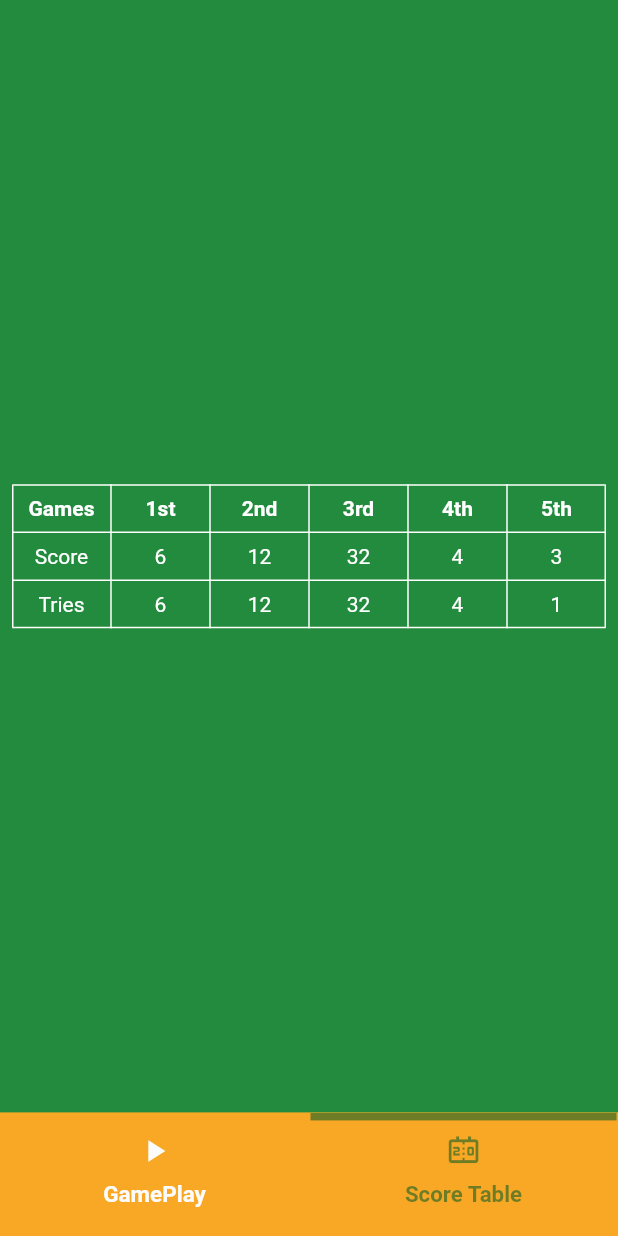
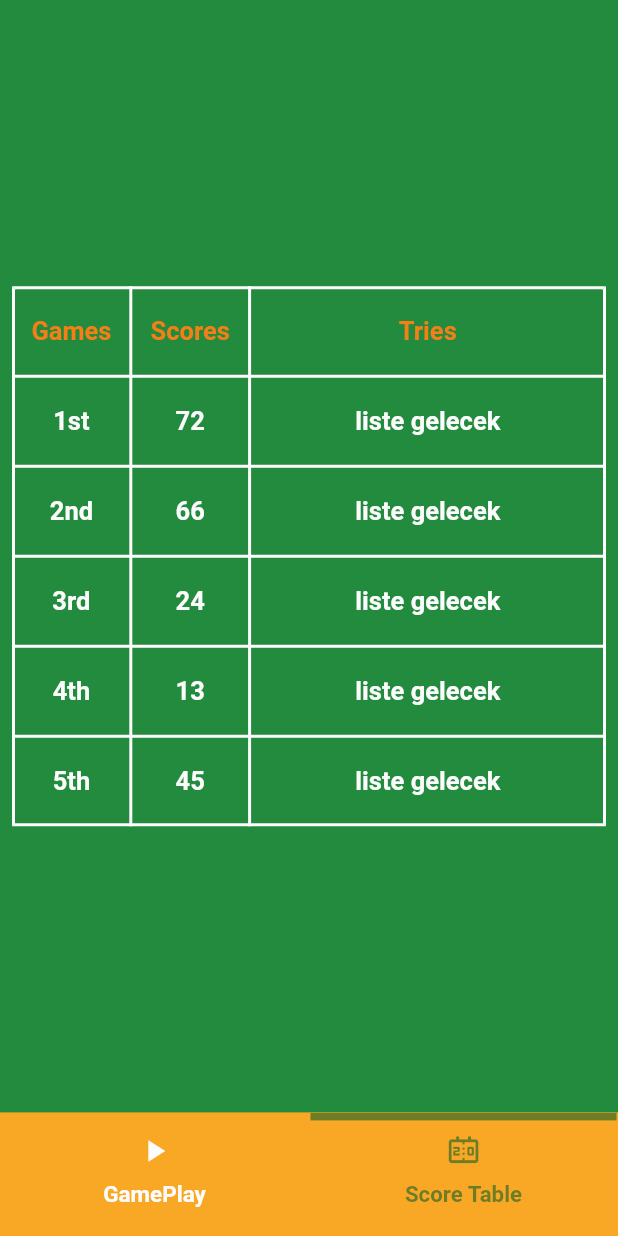
Before and after one commit to yalinyilmaz/flutter_guess_game, a Flutter app: the screen it shows after launch, after a tap on "GO", after a tap on "Score Table", on a phone screen of 412 x 824 dp. Run offline on Flutter 3.47's test engine with Material 3 defaults, Android fonts, the light colour scheme and no system bars; drawn by our look-alikes of loading_overlay; our stand-ins replace flutter_riverpod, form_field_validator, go_router, simple_animations, supercharged; missing offline and left inert: back_button_interceptor.

Commit message:
scoreboard design was updated

```diff
--- a/lib/features/home/view/components/scoreboard_body.dart
+++ b/lib/features/home/view/components/scoreboard_body.dart
@@ -1,4 +1,6 @@
 import 'package:flutter/material.dart';
+import 'package:flutter_guess_game/app/navigation/router.dart';
+import 'package:flutter_guess_game/app/theme/new_theme.dart';
 
 class ScoreboardBody extends StatelessWidget {
   const ScoreboardBody({super.key});
@@ -11,12 +13,20 @@ class ScoreboardBody extends StatelessWidget {
         Padding(
           padding: const EdgeInsets.all(8.0),
           child: Table(
-            border: TableBorder.all(color: Colors.white),
+            border:
+                TableBorder.all(color: globalCtx.whiteColor.shade100, width: 2),
+            columnWidths: const {
+              0: FlexColumnWidth(1),
+              1: FlexColumnWidth(1),
+              2: FlexColumnWidth(3),
+            },
             children: [
-              _buildTableRow(['Games', '1st', '2nd', '3rd', '4th', '5th'],
-                  isHeader: true),
-              _buildTableRow(['Score', "6", "12", "32", "4", "3"]),
-              _buildTableRow(['Tries', "6", "12", "32", "4", "1"]),
+              _buildTableRow(['Games', 'Scores', 'Tries'], isHeader: true),
+              _buildTableRow(['1st', "72", "liste gelecek"]),
+              _buildTableRow(['2nd', "66", "liste gelecek"]),
+              _buildTableRow(['3rd', "24", "liste gelecek"]),
+              _buildTableRow(['4th', "13", "liste gelecek"]),
+              _buildTableRow(['5th', "45", "liste gelecek"]),
             ],
           ),
         ),
@@ -29,15 +39,15 @@ class ScoreboardBody extends StatelessWidget {
       children: cells
           .map((cell) => TableCell(
                 child: Container(
-                  padding: const EdgeInsets.all(8.0),
+                  padding:
+                      const EdgeInsets.symmetric(horizontal: 4.0, vertical: 20),
                   color: Colors.transparent,
                   child: Text(
                     cell,
-                    style: TextStyle(
-                      color: Colors.white,
-                      fontWeight:
-                          isHeader ? FontWeight.bold : FontWeight.normal,
-                    ),
+                    style: globalCtx.textTheme.bodyEmphasized.copyWith(
+                        color: isHeader
+                            ? globalCtx.yellowColor.shade900
+                            : globalCtx.whiteColor.shade500),
                     textAlign: TextAlign.center,
                   ),
                 ),
```
